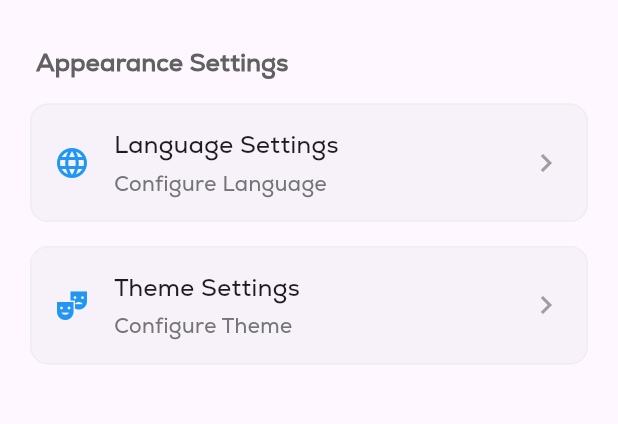
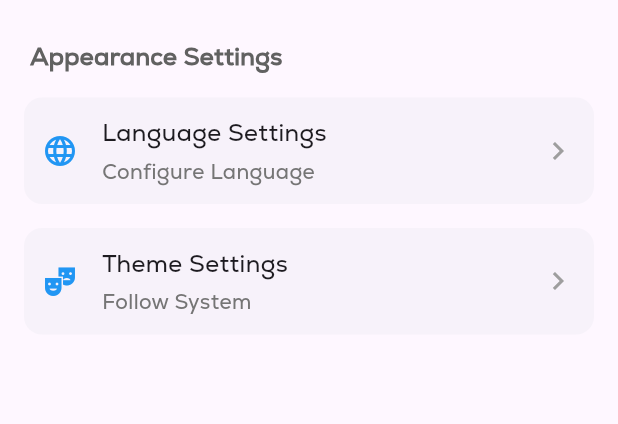
Before and after one commit to chouyo/project_led, a Flutter app: the OptionScreen screen opened by its route, on a phone screen of 412 x 824 dp, the part 63-487 px from its top. Run offline on Flutter 3.47's test engine with Material 3 defaults, Android fonts, the phone set to English and light mode, and no system bars; our stand-ins replace get, hive, hive_flutter, vibration, wakelock_plus; accounts and stored records are empty.

Commit message:
Update theme management in OptionScreen; integrate ThemeModel for dynamic theme selection and persist user preferences using Hive. Refactor UI components for improved responsiveness and consistency in appearance settings.

```diff
--- a/lib/infrastructure/data/color_adapter.dart
+++ b/lib/infrastructure/data/color_adapter.dart
@@ -3,7 +3,7 @@ import 'package:hive/hive.dart';
 
 class ColorAdapter extends TypeAdapter<Color> {
   @override
-  final int typeId = 1; // Use a different typeId than Led
+  final int typeId = 4; // Use a different typeId than Led
 
   @override
   Color read(BinaryReader reader) {
--- a/lib/infrastructure/data/constants.dart
+++ b/lib/infrastructure/data/constants.dart
@@ -77,3 +77,16 @@ enum ESpeed {
 }
 
 final String nexaRegular = "NexaRegular";
+
+enum ETheme { auto, light, dark }
+
+String getThemeModeName(ThemeMode themeMode) {
+  switch (themeMode) {
+    case ThemeMode.system:
+      return 'Follow System';
+    case ThemeMode.light:
+      return 'Light Mode';
+    case ThemeMode.dark:
+      return 'Dark Mode';
+  }
+}
--- a/lib/infrastructure/data/mock_leds.dart
+++ b/lib/infrastructure/data/mock_leds.dart
@@ -16,7 +16,7 @@ class MockLeds {
     ),
     Led(
       id: Uuid().v4(),
-      name: 'Thank you',
+      name: 'Thank You',
       description: '',
       lastUsed: DateTime.now().toIso8601String(),
       speed: ESpeed.normal,
@@ -34,7 +34,7 @@ class MockLeds {
     ),
     Led(
       id: Uuid().v4(),
-      name: 'I love you',
+      name: 'I Love You',
       description: '',
       lastUsed: DateTime.now().toIso8601String(),
       speed: ESpeed.normal,
@@ -43,7 +43,7 @@ class MockLeds {
     ),
     Led(
       id: Uuid().v4(),
-      name: 'I miss you',
+      name: 'I Miss You',
       description: '',
       lastUsed: DateTime.now().toIso8601String(),
       speed: ESpeed.normal,
--- a/lib/infrastructure/data/mock_themes.dart
+++ b/lib/infrastructure/data/mock_themes.dart
@@ -4,24 +4,13 @@ import 'theme_model.dart';
 class MockThemes {
   static const List<ThemeModel> themes = [
     ThemeModel(
-      name: 'Light Blue',
-      isDark: false,
-      primaryColor: Colors.blue,
+      themeMode: ThemeMode.system,
     ),
     ThemeModel(
-      name: 'Dark Blue',
-      isDark: true,
-      primaryColor: Colors.blue,
+      themeMode: ThemeMode.light,
     ),
     ThemeModel(
-      name: 'Light Purple',
-      isDark: false,
-      primaryColor: Colors.purple,
-    ),
-    ThemeModel(
-      name: 'Dark Purple',
-      isDark: true,
-      primaryColor: Colors.purple,
+      themeMode: ThemeMode.dark,
     ),
   ];
 }
--- a/lib/infrastructure/data/speed_adapter.dart
+++ b/lib/infrastructure/data/speed_adapter.dart
@@ -4,7 +4,7 @@ import 'constants.dart';
 
 class SpeedAdapter extends TypeAdapter<ESpeed> {
   @override
-  final int typeId = 2; // Use a different typeId than Led
+  final int typeId = 3; // Use a different typeId than Led
 
   @override
   ESpeed read(BinaryReader reader) {
--- a/lib/infrastructure/data/theme_model.dart
+++ b/lib/infrastructure/data/theme_model.dart
@@ -1,34 +1,22 @@
+import 'package:flutter/material.dart';
 import 'package:hive/hive.dart';
-import 'package:flutter/material.dart';
 
 part 'theme_model.g.dart';
 
 @HiveType(typeId: 2)
 class ThemeModel {
   @HiveField(0)
-  final String name;
-
-  @HiveField(1)
-  final bool isDark;
-
-  @HiveField(2)
-  final Color primaryColor;
+  final ThemeMode themeMode;
 
   const ThemeModel({
-    required this.name,
-    required this.isDark,
-    required this.primaryColor,
+    required this.themeMode,
   });
 
   Map<String, dynamic> toJson() => {
-        'name': name,
-        'isDark': isDark,
-        'primaryColor': primaryColor.value,
+        'themeMode': themeMode,
       };
 
   factory ThemeModel.fromJson(Map<String, dynamic> json) => ThemeModel(
-        name: json['name'],
-        isDark: json['isDark'],
-        primaryColor: Color(json['primaryColor']),
+        themeMode: json['themeMode'],
       );
 }
--- a/lib/main.dart
+++ b/lib/main.dart
@@ -2,7 +2,10 @@ import 'package:flutter/material.dart';
 import 'package:flutter/services.dart';
 import 'package:get/get.dart';
 import 'package:hive_flutter/hive_flutter.dart';
+import 'package:project_led/infrastructure/data/theme_model.dart';
+import 'package:project_led/presentation/option/controllers/option.controller.dart';
 import 'infrastructure/data/speed_adapter.dart';
+import 'infrastructure/data/theme_adapter.dart';
 import 'infrastructure/navigation/navigation.dart';
 import 'infrastructure/navigation/routes.dart';
 import 'presentation/shared/main_drawer.dart';
@@ -22,6 +25,8 @@ void main() async {
   Hive.registerAdapter(ColorAdapter());
   Hive.registerAdapter(LedAdapter());
   Hive.registerAdapter(SpeedAdapter());
+  Hive.registerAdapter(ThemeModeAdapter());
+  Hive.registerAdapter(ThemeModelAdapter());
 
   // Open the box
   await Hive.openBox<Led>('leds');
@@ -35,20 +40,25 @@ void main() async {
 
 class Main extends StatelessWidget {
   final String initialRoute;
-  const Main(this.initialRoute, {super.key});
+  Main(this.initialRoute, {super.key});
+  OptionController controller = Get.put(OptionController());
 
   @override
   Widget build(BuildContext context) {
-    return GetMaterialApp(
+    return Obx(
+      () => GetMaterialApp(
         initialRoute: initialRoute,
         getPages: Nav.routes,
         theme: ThemeData.light(useMaterial3: true),
+        darkTheme: ThemeData.dark(useMaterial3: true),
+        themeMode: controller.selectedThemeMode.value,
         builder: (context, child) {
           return Scaffold(
             drawer: MainDrawer(),
             body: child!,
           );
         },
+      ),
     );
   }
 }
--- a/lib/presentation/option/controllers/option.controller.dart
+++ b/lib/presentation/option/controllers/option.controller.dart
@@ -1,26 +1,41 @@
 import 'package:flutter/material.dart';
 import 'package:get/get.dart';
+import 'package:hive/hive.dart';
 import '../../../infrastructure/data/language_model.dart';
 import '../../../infrastructure/data/theme_model.dart';
 
 class OptionController extends GetxController {
-  //TODO: Implement OptionController
+  final selectedThemeMode = ThemeMode.system.obs;
+  final Rx<Language?> selectedLanguage = Rx<Language?>(null);
 
-  final count = 0.obs;
-  final Rx<Language?> selectedLanguage = Rx<Language?>(null);
-  final Rx<ThemeModel?> selectedTheme = Rx<ThemeModel?>(null);
+  late Box<ThemeModel> box;
 
-  void increment() => count.value++;
+  @override
+  void onInit() async {
+    super.onInit();
+    box = await Hive.openBox<ThemeModel>('themeModel');
+
+    var theme = box.get('themeModel');
+    if (theme == null) {
+      setTheme(selectedThemeMode.value);
+      theme = box.get('themeModel');
+    }
+    selectedThemeMode.value = theme!.themeMode;
+  }
 
   void setLanguage(Language language) {
     selectedLanguage.value = language;
-    // Here you can add logic to persist the selection
-    // and update the app's locale
+    print(language);
     Get.updateLocale(Locale(language.code));
   }
 
-  void setTheme(ThemeModel theme) {
-    selectedTheme.value = theme;
-    // Add theme change logic here
+  void setTheme(ThemeMode themeMode) {
+    selectedThemeMode.value = themeMode;
+    print(themeMode);
+    _updateTheme(themeMode);
+  }
+
+  void _updateTheme(ThemeMode themeMode) {
+    box.put('themeModel', ThemeModel(themeMode: themeMode));
   }
 }
--- a/lib/presentation/option/option.screen.dart
+++ b/lib/presentation/option/option.screen.dart
@@ -22,8 +22,9 @@ class OptionScreen extends GetView<OptionController> {
         title: Text('Options', style: TextStyle(fontFamily: nexaRegular)),
         centerTitle: true,
       ),
-      body: ListView(
-        padding: EdgeInsets.all(16),
+      body: Obx(
+        () => ListView(
+          padding: EdgeInsets.all(12),
           children: [
             _buildSection(
               'Appearance Settings',
@@ -35,7 +36,6 @@ class OptionScreen extends GetView<OptionController> {
                   onTap: () {
                     showModalBottomSheet(
                       context: context,
-                    backgroundColor: Colors.white,
                       isScrollControlled: true,
                       shape: RoundedRectangleBorder(
                         borderRadius:
@@ -66,7 +66,6 @@ class OptionScreen extends GetView<OptionController> {
                                     style: TextStyle(
                                       fontSize: 20,
                                       fontWeight: FontWeight.w600,
-                                    color: Theme.of(context).primaryColor,
                                       fontFamily: nexaRegular,
                                     ),
                                   ),
@@ -87,7 +86,8 @@ class OptionScreen extends GetView<OptionController> {
                                 separatorBuilder: (context, index) =>
                                     Divider(height: 1),
                                 itemBuilder: (context, index) {
-                                final language = MockLanguages.languages[index];
+                                  final language =
+                                      MockLanguages.languages[index];
                                   return ListTile(
                                     contentPadding: EdgeInsets.symmetric(
                                         horizontal: 20, vertical: 4),
@@ -110,8 +110,7 @@ class OptionScreen extends GetView<OptionController> {
                                     trailing: Obx(() => controller
                                                 .selectedLanguage.value?.code ==
                                             language.code
-                                      ? Icon(Icons.check,
-                                          color: Theme.of(context).primaryColor)
+                                        ? Icon(Icons.check)
                                         : SizedBox(width: 24)),
                                     onTap: () {
                                       controller.setLanguage(language);
@@ -131,11 +130,10 @@ class OptionScreen extends GetView<OptionController> {
                 _buildCard(
                   Icons.theater_comedy,
                   'Theme Settings',
-                'Configure Theme',
+                  getThemeModeName(controller.selectedThemeMode.value),
                   onTap: () {
                     showModalBottomSheet(
                       context: context,
-                    backgroundColor: Colors.white,
                       isScrollControlled: true,
                       shape: RoundedRectangleBorder(
                         borderRadius:
@@ -158,7 +156,7 @@ class OptionScreen extends GetView<OptionController> {
                               ),
                             ),
                             Padding(
-                            padding: EdgeInsets.all(20),
+                              padding: EdgeInsets.all(12),
                               child: Row(
                                 children: [
                                   Text(
@@ -166,7 +164,6 @@ class OptionScreen extends GetView<OptionController> {
                                     style: TextStyle(
                                       fontSize: 20,
                                       fontWeight: FontWeight.w600,
-                                    color: Theme.of(context).primaryColor,
                                       fontFamily: nexaRegular,
                                     ),
                                   ),
@@ -189,40 +186,21 @@ class OptionScreen extends GetView<OptionController> {
                                 itemBuilder: (context, index) {
                                   final theme = MockThemes.themes[index];
                                   return ListTile(
-                                  contentPadding: EdgeInsets.symmetric(
-                                      horizontal: 20, vertical: 4),
-                                  leading: Container(
-                                    width: 24,
-                                    height: 24,
-                                    decoration: BoxDecoration(
-                                      color: theme.primaryColor,
-                                      shape: BoxShape.circle,
-                                    ),
-                                  ),
                                     title: Text(
-                                    theme.name,
+                                      getThemeModeName(theme.themeMode),
                                       style: TextStyle(
                                         fontWeight: FontWeight.w500,
                                         fontSize: 16,
                                         fontFamily: nexaRegular,
                                       ),
                                     ),
-                                  subtitle: Text(
-                                    theme.isDark ? 'Dark Mode' : 'Light Mode',
-                                    style: TextStyle(
-                                      color: Colors.grey[600],
-                                      fontSize: 14,
-                                      fontFamily: nexaRegular,
-                                    ),
-                                  ),
-                                  trailing: Obx(() => controller
-                                              .selectedTheme.value?.name ==
-                                          theme.name
-                                      ? Icon(Icons.check,
-                                          color: Theme.of(context).primaryColor)
+                                    trailing: Obx(() =>
+                                        controller.selectedThemeMode.value ==
+                                                theme.themeMode
+                                            ? Icon(Icons.check)
                                             : SizedBox(width: 24)),
                                     onTap: () {
-                                    controller.setTheme(theme);
+                                      controller.setTheme(theme.themeMode);
                                       Navigator.pop(context);
                                     },
                                   );
@@ -238,6 +216,7 @@ class OptionScreen extends GetView<OptionController> {
               ],
             ),
           ],
+        ),
       ),
     );
   }
@@ -269,13 +248,12 @@ class OptionScreen extends GetView<OptionController> {
       elevation: 0,
       shape: RoundedRectangleBorder(
         borderRadius: BorderRadius.circular(12),
-        side: BorderSide(color: Colors.grey[200]!),
       ),
       child: InkWell(
         borderRadius: BorderRadius.circular(12),
         onTap: onTap,
         child: Padding(
-          padding: const EdgeInsets.all(16),
+          padding: const EdgeInsets.all(12),
           child: Row(
             children: [
               Icon(icon, size: 24, color: Colors.blue),
```
Also changed, not shown: lib/infrastructure/data/theme_adapter.dart (added, +17 -0 lines), lib/infrastructure/data/theme_model.g.dart, 1 other file. Lines whose indentation alone changed are shown as unchanged.
